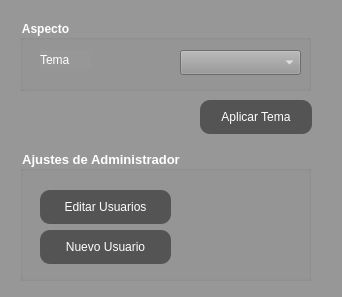
jesusramondovale/IngenicaSTS, file src/GUI/ConfigWindow.ui: the form before one commit.
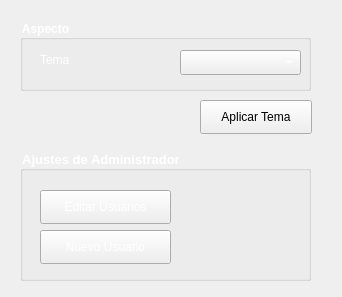
The form after the commit. Icons and pictures are not drawn.

Diff of the .ui file:
```diff
--- a/src/GUI/ConfigWindow.ui
+++ b/src/GUI/ConfigWindow.ui
@@ -18,53 +18,7 @@
     <normaloff>../../dist/launcher/src/feather/mainLogo.ico</normaloff>../../dist/launcher/src/feather/mainLogo.ico</iconset>
   </property>
   <property name="styleSheet">
-   <string notr="true">* {
-	 background-color: rgb(151, 151, 151)
-}
-
-QLabel {
-	color: rgb(255, 255, 255);
-	
-	font: 75 10pt &quot;Yu Gothic UI&quot;;
-
-}
-
-QLineEdit {
-	border:  2px solid rgb(98, 98, 98);
-	border-radius: 15px;
-	color: rgb(255, 255, 255);
-	background-color: rgb(151, 151, 151)
-}
-QLineEdit:hover{
-	border: 2px solid rgb(48,50,62);
-}
-
-QLineEdit:focus {
-
-	border : 2px solid rgb(48,50,62)
-
-}
-
-
-QPushButton {
-
-	border-radius: 10px;
-	background-color: rgb(84, 84, 84);
-	color:rgb(255, 255, 255)
-
-}
-
-QPushButton:hover {
-	 background-color: rgb(0, 85,124);
-     color: rgb(255, 255, 255)
-}
-
-QPushButton:checked {
-                                    background-color: rgb(0, 85,124);
-                                    color: rgb(255, 255, 255)
-                                }
-
-</string>
+   <string notr="true"/>
   </property>
   <widget class="QWidget" name="centralwidget">
    <widget class="QGroupBox" name="gpUsers">
```
